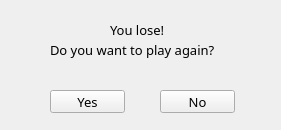
First picture: the form in Baratynskiy10813/source/GUI/iflosewidget.ui, repository h31/ProgrammingCourseBackup, before the edit.
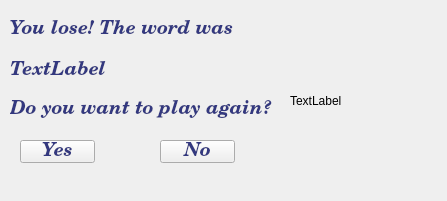
Second picture: the form after the edit.

```diff
--- a/Baratynskiy10813/source/GUI/iflosewidget.ui
+++ b/Baratynskiy10813/source/GUI/iflosewidget.ui
@@ -6,8 +6,8 @@
    <rect>
     <x>0</x>
     <y>0</y>
-    <width>281</width>
-    <height>130</height>
+    <width>447</width>
+    <height>201</height>
    </rect>
   </property>
   <property name="minimumSize">
@@ -18,8 +18,8 @@
   </property>
   <property name="maximumSize">
    <size>
-    <width>281</width>
-    <height>130</height>
+    <width>447</width>
+    <height>201</height>
    </size>
   </property>
   <property name="windowTitle">
@@ -28,28 +28,68 @@
   <widget class="QLabel" name="label">
    <property name="geometry">
     <rect>
-     <x>110</x>
+     <x>10</x>
      <y>20</y>
-     <width>71</width>
+     <width>241</width>
      <height>20</height>
     </rect>
    </property>
+   <property name="palette">
+    <palette>
+     <active>
+      <colorrole role="WindowText">
+       <brush brushstyle="SolidPattern">
+        <color alpha="255">
+         <red>51</red>
+         <green>56</green>
+         <blue>127</blue>
+        </color>
+       </brush>
+      </colorrole>
+     </active>
+     <inactive>
+      <colorrole role="WindowText">
+       <brush brushstyle="SolidPattern">
+        <color alpha="255">
+         <red>51</red>
+         <green>56</green>
+         <blue>127</blue>
+        </color>
+       </brush>
+      </colorrole>
+     </inactive>
+     <disabled>
+      <colorrole role="WindowText">
+       <brush brushstyle="SolidPattern">
+        <color alpha="255">
+         <red>120</red>
+         <green>120</green>
+         <blue>120</blue>
+        </color>
+       </brush>
+      </colorrole>
+     </disabled>
+    </palette>
+   </property>
    <property name="font">
     <font>
-     <family>Broadway</family>
-     <pointsize>10</pointsize>
+     <family>Century Schoolbook</family>
+     <pointsize>14</pointsize>
+     <weight>75</weight>
+     <italic>true</italic>
+     <bold>true</bold>
     </font>
    </property>
    <property name="text">
-    <string>You lose!</string>
+    <string>You lose! The word was</string>
    </property>
   </widget>
   <widget class="QLabel" name="label_2">
    <property name="geometry">
     <rect>
-     <x>50</x>
-     <y>40</y>
-     <width>191</width>
+     <x>10</x>
+     <y>100</y>
+     <width>271</width>
      <height>20</height>
     </rect>
    </property>
@@ -59,10 +99,50 @@
      <height>20</height>
     </size>
    </property>
+   <property name="palette">
+    <palette>
+     <active>
+      <colorrole role="WindowText">
+       <brush brushstyle="SolidPattern">
+        <color alpha="255">
+         <red>51</red>
+         <green>56</green>
+         <blue>127</blue>
+        </color>
+       </brush>
+      </colorrole>
+     </active>
+     <inactive>
+      <colorrole role="WindowText">
+       <brush brushstyle="SolidPattern">
+        <color alpha="255">
+         <red>51</red>
+         <green>56</green>
+         <blue>127</blue>
+        </color>
+       </brush>
+      </colorrole>
+     </inactive>
+     <disabled>
+      <colorrole role="WindowText">
+       <brush brushstyle="SolidPattern">
+        <color alpha="255">
+         <red>120</red>
+         <green>120</green>
+         <blue>120</blue>
+        </color>
+       </brush>
+      </colorrole>
+     </disabled>
+    </palette>
+   </property>
    <property name="font">
     <font>
-     <family>Broadway</family>
-     <pointsize>10</pointsize>
+     <family>Century Schoolbook</family>
+     <pointsize>14</pointsize>
+     <weight>75</weight>
+     <italic>true</italic>
+     <bold>true</bold>
     </font>
    </property>
    <property name="text">
@@ -72,16 +152,56 @@
   <widget class="QPushButton" name="yes">
    <property name="geometry">
     <rect>
-     <x>50</x>
-     <y>90</y>
+     <x>20</x>
+     <y>140</y>
      <width>75</width>
      <height>23</height>
     </rect>
    </property>
+   <property name="palette">
+    <palette>
+     <active>
+      <colorrole role="ButtonText">
+       <brush brushstyle="SolidPattern">
+        <color alpha="255">
+         <red>51</red>
+         <green>56</green>
+         <blue>127</blue>
+        </color>
+       </brush>
+      </colorrole>
+     </active>
+     <inactive>
+      <colorrole role="ButtonText">
+       <brush brushstyle="SolidPattern">
+        <color alpha="255">
+         <red>51</red>
+         <green>56</green>
+         <blue>127</blue>
+        </color>
+       </brush>
+      </colorrole>
+     </inactive>
+     <disabled>
+      <colorrole role="ButtonText">
+       <brush brushstyle="SolidPattern">
+        <color alpha="255">
+         <red>120</red>
+         <green>120</green>
+         <blue>120</blue>
+        </color>
+       </brush>
+      </colorrole>
+     </disabled>
+    </palette>
+   </property>
    <property name="font">
     <font>
-     <family>Broadway</family>
-     <pointsize>10</pointsize>
+     <family>Century Schoolbook</family>
+     <pointsize>14</pointsize>
+     <weight>75</weight>
+     <italic>true</italic>
+     <bold>true</bold>
     </font>
    </property>
    <property name="cursor">
@@ -95,15 +215,55 @@
    <property name="geometry">
     <rect>
      <x>160</x>
-     <y>90</y>
+     <y>140</y>
      <width>75</width>
      <height>23</height>
     </rect>
    </property>
+   <property name="palette">
+    <palette>
+     <active>
+      <colorrole role="ButtonText">
+       <brush brushstyle="SolidPattern">
+        <color alpha="255">
+         <red>51</red>
+         <green>56</green>
+         <blue>127</blue>
+        </color>
+       </brush>
+      </colorrole>
+     </active>
+     <inactive>
+      <colorrole role="ButtonText">
+       <brush brushstyle="SolidPattern">
+        <color alpha="255">
+         <red>51</red>
+         <green>56</green>
+         <blue>127</blue>
+        </color>
+       </brush>
+      </colorrole>
+     </inactive>
+     <disabled>
+      <colorrole role="ButtonText">
+       <brush brushstyle="SolidPattern">
+        <color alpha="255">
+         <red>120</red>
+         <green>120</green>
+         <blue>120</blue>
+        </color>
+       </brush>
+      </colorrole>
+     </disabled>
+    </palette>
+   </property>
    <property name="font">
     <font>
-     <family>Broadway</family>
-     <pointsize>10</pointsize>
+     <family>Century Schoolbook</family>
+     <pointsize>14</pointsize>
+     <weight>75</weight>
+     <italic>true</italic>
+     <bold>true</bold>
     </font>
    </property>
    <property name="cursor">
@@ -113,6 +273,84 @@
     <string>No</string>
    </property>
   </widget>
+  <widget class="QLabel" name="label_3">
+   <property name="geometry">
+    <rect>
+     <x>10</x>
+     <y>60</y>
+     <width>201</width>
+     <height>21</height>
+    </rect>
+   </property>
+   <property name="palette">
+    <palette>
+     <active>
+      <colorrole role="WindowText">
+       <brush brushstyle="SolidPattern">
+        <color alpha="255">
+         <red>51</red>
+         <green>56</green>
+         <blue>127</blue>
+        </color>
+       </brush>
+      </colorrole>
+     </active>
+     <inactive>
+      <colorrole role="WindowText">
+       <brush brushstyle="SolidPattern">
+        <color alpha="255">
+         <red>51</red>
+         <green>56</green>
+         <blue>127</blue>
+        </color>
+       </brush>
+      </colorrole>
+     </inactive>
+     <disabled>
+      <colorrole role="WindowText">
+       <brush brushstyle="SolidPattern">
+        <color alpha="255">
+         <red>120</red>
+         <green>120</green>
+         <blue>120</blue>
+        </color>
+       </brush>
+      </colorrole>
+     </disabled>
+    </palette>
+   </property>
+   <property name="font">
+    <font>
+     <family>Century Schoolbook</family>
+     <pointsize>14</pointsize>
+     <weight>75</weight>
+     <italic>true</italic>
+     <bold>true</bold>
+    </font>
+   </property>
+   <property name="text">
+    <string>TextLabel</string>
+   </property>
+  </widget>
+  <widget class="QLabel" name="label_4">
+   <property name="geometry">
+    <rect>
+     <x>290</x>
+     <y>20</y>
+     <width>141</width>
+     <height>161</height>
+    </rect>
+   </property>
+   <property name="maximumSize">
+    <size>
+     <width>59599</width>
+     <height>598595</height>
+    </size>
+   </property>
+   <property name="text">
+    <string>TextLabel</string>
+   </property>
+  </widget>
  </widget>
  <resources/>
  <connections>
```
